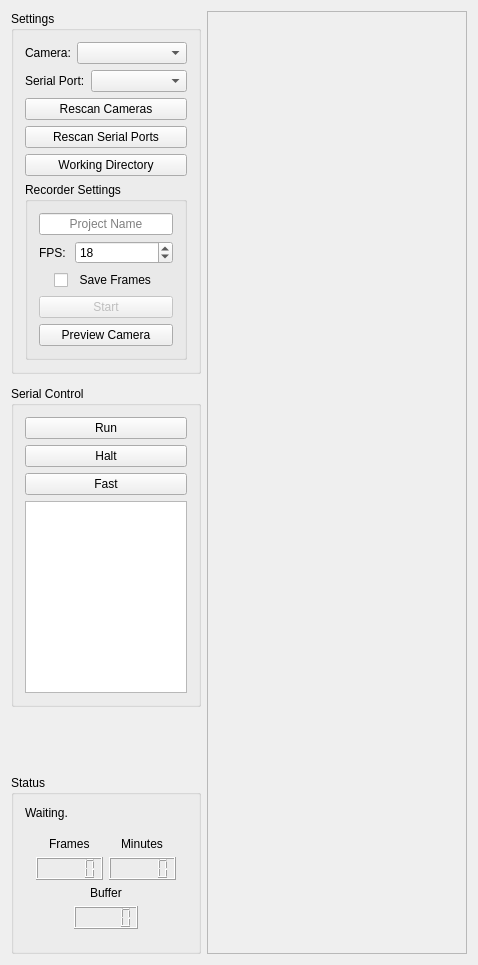
vale981/Taevitas, file src/forms/mainwindow.ui: the form before one commit.
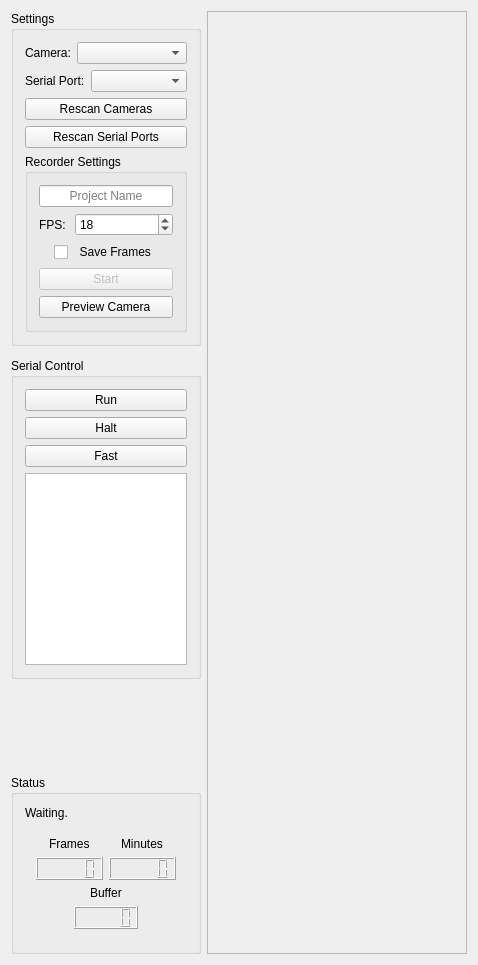
The form after the commit.

The edit to the form file:
```diff
--- a/src/forms/mainwindow.ui
+++ b/src/forms/mainwindow.ui
@@ -125,19 +125,6 @@
          </property>
         </widget>
        </item>
-       <item>
-        <widget class="QPushButton" name="directorySelector">
-         <property name="sizePolicy">
-          <sizepolicy hsizetype="Minimum" vsizetype="Fixed">
-           <horstretch>0</horstretch>
-           <verstretch>0</verstretch>
-          </sizepolicy>
-         </property>
-         <property name="text">
-          <string>Working Directory</string>
-         </property>
-        </widget>
-       </item>
        <item>
         <widget class="QGroupBox" name="recOptions">
          <property name="sizePolicy">
```
